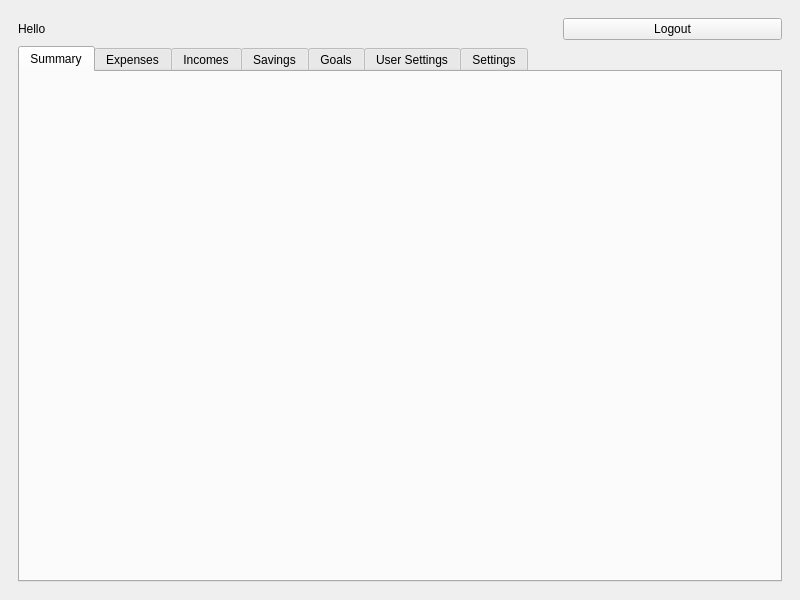
This is GigaBudget/mainwindow.ui in Kapiura/BudgetPlanner as Qt 5 draws it before an edit. The edited form follows.
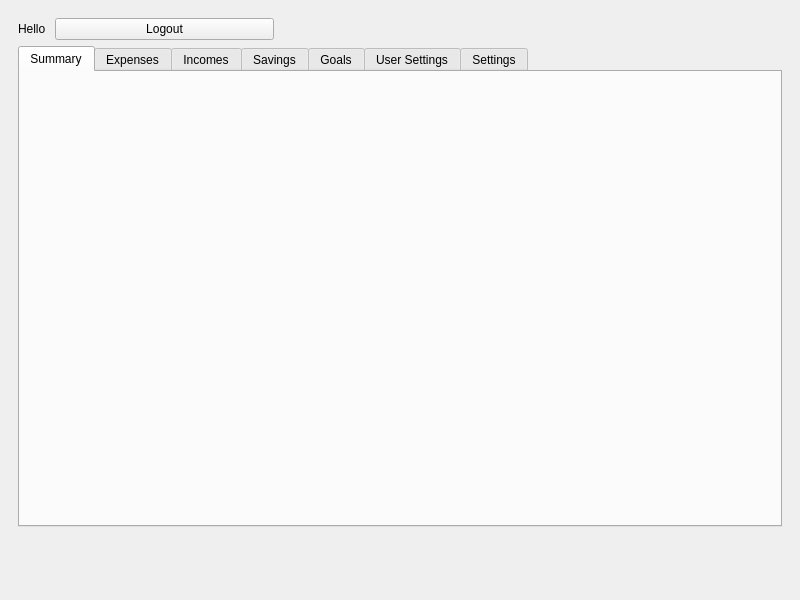
This is the edited form.

Commit message: - creating new users working but it crashing whole application - displaying history of transtaction works for every users even if you   logout and then login on ur account

Diff of the .ui file:
```diff
--- a/GigaBudget/mainwindow.ui
+++ b/GigaBudget/mainwindow.ui
@@ -26,8 +26,8 @@
    <property name="enabled">
     <bool>true</bool>
    </property>
-   <layout class="QGridLayout" name="gridLayout">
-    <item row="1" column="0">
+   <layout class="QHBoxLayout" name="horizontalLayout_3">
+    <item>
      <widget class="QStackedWidget" name="stackedWidget">
       <property name="currentIndex">
        <number>1</number>
@@ -100,37 +100,8 @@
        </layout>
       </widget>
       <widget class="QWidget" name="page_2">
-       <layout class="QGridLayout" name="gridLayout_3">
-        <item row="0" column="0">
-         <widget class="QLabel" name="welcomeText">
-          <property name="text">
-           <string>Hello </string>
-          </property>
-         </widget>
-        </item>
-        <item row="0" column="1">
-         <widget class="QPushButton" name="buttonLogout">
-          <property name="sizePolicy">
-           <sizepolicy hsizetype="Minimum" vsizetype="Fixed">
-            <horstretch>0</horstretch>
-            <verstretch>0</verstretch>
-           </sizepolicy>
-          </property>
-          <property name="maximumSize">
-           <size>
-            <width>219</width>
-            <height>16777215</height>
-           </size>
-          </property>
-          <property name="layoutDirection">
-           <enum>Qt::RightToLeft</enum>
-          </property>
-          <property name="text">
-           <string>Logout</string>
-          </property>
-         </widget>
-        </item>
-        <item row="1" column="0" colspan="2">
+       <layout class="QFormLayout" name="formLayout_7">
+        <item row="2" column="0" colspan="2">
          <widget class="QTabWidget" name="paneluserTabs">
           <property name="sizePolicy">
            <sizepolicy hsizetype="Preferred" vsizetype="Preferred">
@@ -154,9 +125,18 @@
            <attribute name="title">
             <string>Summary</string>
            </attribute>
-           <layout class="QFormLayout" name="formLayout_10">
-            <item row="0" column="0">
-             <widget class="QWidget" name="widget_8" native="true"/>
+           <layout class="QHBoxLayout" name="horizontalLayout_4">
+            <item>
+             <widget class="QWidget" name="summaryGraph" native="true"/>
+            </item>
+            <item>
+             <widget class="QWidget" name="summaryGoals" native="true">
+              <layout class="QGridLayout" name="gridLayout_4">
+               <item row="0" column="0">
+                <layout class="QGridLayout" name="gridLayout"/>
+               </item>
+              </layout>
+             </widget>
             </item>
            </layout>
           </widget>
@@ -529,6 +509,41 @@
           </widget>
          </widget>
         </item>
+        <item row="1" column="1">
+         <widget class="QPushButton" name="buttonLogout">
+          <property name="sizePolicy">
+           <sizepolicy hsizetype="Minimum" vsizetype="Fixed">
+            <horstretch>0</horstretch>
+            <verstretch>0</verstretch>
+           </sizepolicy>
+          </property>
+          <property name="maximumSize">
+           <size>
+            <width>219</width>
+            <height>16777215</height>
+           </size>
+          </property>
+          <property name="layoutDirection">
+           <enum>Qt::RightToLeft</enum>
+          </property>
+          <property name="text">
+           <string>Logout</string>
+          </property>
+         </widget>
+        </item>
+        <item row="1" column="0">
+         <widget class="QLabel" name="welcomeText">
+          <property name="sizePolicy">
+           <sizepolicy hsizetype="Fixed" vsizetype="Preferred">
+            <horstretch>0</horstretch>
+            <verstretch>0</verstretch>
+           </sizepolicy>
+          </property>
+          <property name="text">
+           <string>Hello </string>
+          </property>
+         </widget>
+        </item>
        </layout>
       </widget>
      </widget>
```
Left out of the diff: 52 changed lines with no effect on the pictures. The commit also changes 3 other files.
